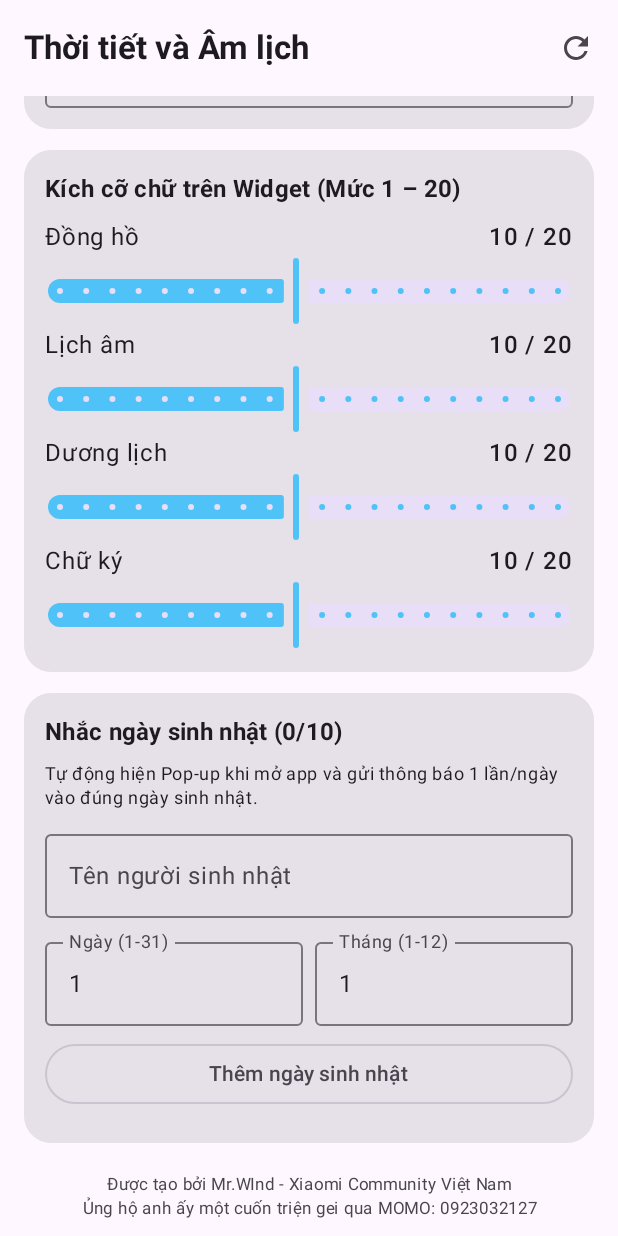
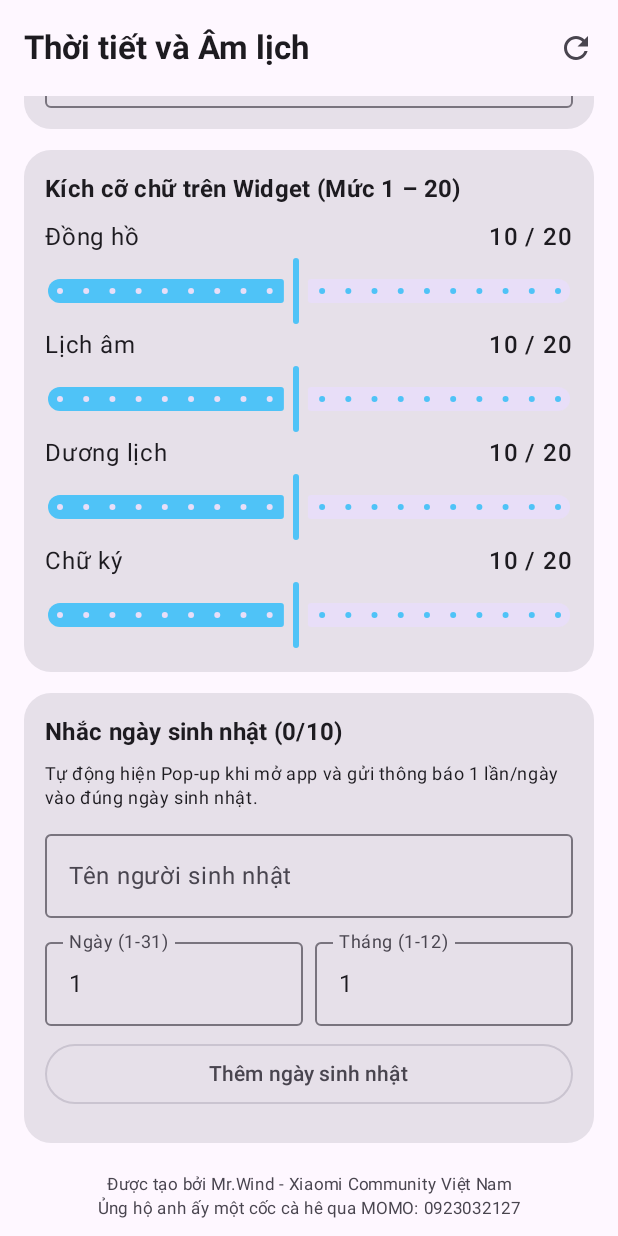
Before and after one commit to duynghiduc2000-vn/thoi-tiet-am-lich, an Android app built with Jetpack Compose: the screen it shows after launch (MainActivity), scrolled down 1064 dp, on a phone screen of 412 x 824 dp. Run offline under Robolectric (Android 15) with nearby library versions, the phone set to English and light mode, and no system bars; 1 statement that could not run was skipped.

Commit message:
Update MainActivity.kt

```diff
--- a/app/src/main/java/com/mrwind/vn/MainActivity.kt
+++ b/app/src/main/java/com/mrwind/vn/MainActivity.kt
@@ -818,7 +818,7 @@ fun ThoiTietAmLichApp() {
                                 .padding(top = 6.dp, bottom = 8.dp)
                         ) {
                             Text(
-                                "Được tạo bởi Mr.WInd - Xiaomi Community Việt Nam\nỦng hộ anh ấy một cuốn triện gei qua MOMO: 0923032127",
+                                "Được tạo bởi Mr.Wind - Xiaomi Community Việt Nam\nỦng hộ anh ấy một cốc cà hê qua MOMO: 0923032127",
                                 fontSize = 11.sp,
                                 lineHeight = 16.sp,
                                 color = MaterialTheme.colorScheme.onSurfaceVariant,
```
